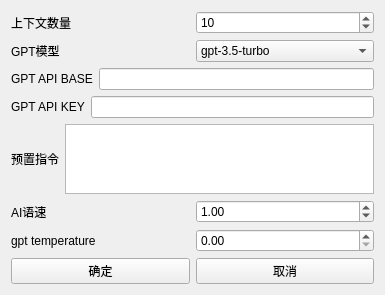
Qt form ui/design/gpt_setting.ui (QureL/ChatGPTVoice) before a commit.
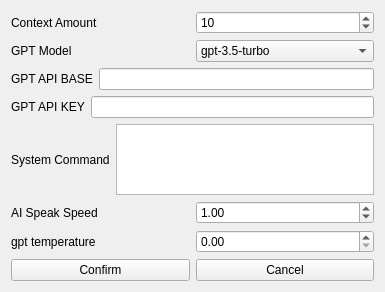
The same form after that commit.

Diff of the .ui file:
```diff
--- a/ui/design/gpt_setting.ui
+++ b/ui/design/gpt_setting.ui
@@ -7,7 +7,7 @@
     <x>0</x>
     <y>0</y>
     <width>385</width>
-    <height>264</height>
+    <height>292</height>
    </rect>
   </property>
   <property name="windowTitle">
@@ -19,7 +19,7 @@
      <item>
       <widget class="QLabel" name="label">
        <property name="text">
-        <string>上下文数量</string>
+        <string>Context Amount</string>
        </property>
       </widget>
      </item>
@@ -40,7 +40,7 @@
      <item>
       <widget class="QLabel" name="label_2">
        <property name="text">
-        <string>GPT模型</string>
+        <string>GPT Model</string>
        </property>
       </widget>
      </item>
@@ -88,7 +88,7 @@
      <item>
       <widget class="QLabel" name="label_3">
        <property name="text">
-        <string>预置指令</string>
+        <string>System Command</string>
        </property>
       </widget>
      </item>
@@ -102,7 +102,7 @@
      <item>
       <widget class="QLabel" name="label_4">
        <property name="text">
-        <string>AI语速</string>
+        <string>AI Speak Speed</string>
        </property>
       </widget>
      </item>
@@ -141,14 +141,14 @@
      <item>
       <widget class="QPushButton" name="btn_confirm">
        <property name="text">
-        <string>确定</string>
+        <string>Confirm</string>
        </property>
       </widget>
      </item>
      <item>
       <widget class="QPushButton" name="btn_cancel">
        <property name="text">
-        <string>取消</string>
+        <string>Cancel</string>
        </property>
       </widget>
      </item>
```
Left out of the diff: 2 changed lines with no effect on the pictures.
